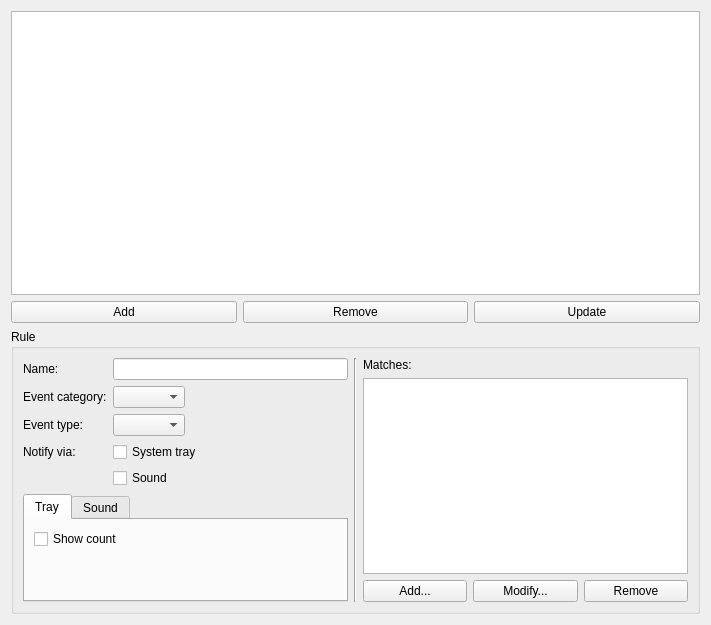
Old version of the form src/plugins/advancednotifications/notificationruleswidget.ui in the repository 0xd34df00d/leechcraft.
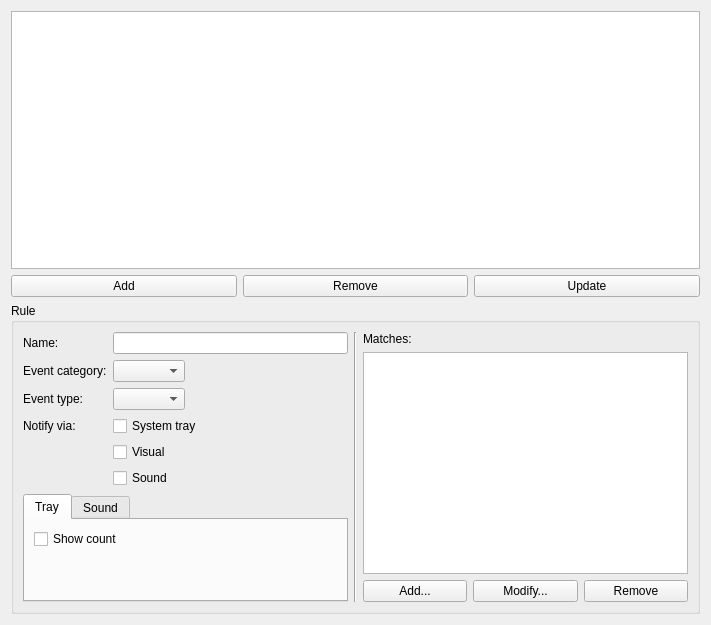
New version of the form.

Commit message: AN: save/load settings.

The edit to the form file:
```diff
--- a/src/plugins/advancednotifications/notificationruleswidget.ui
+++ b/src/plugins/advancednotifications/notificationruleswidget.ui
@@ -96,7 +96,7 @@
             </property>
            </widget>
           </item>
-          <item row="4" column="1">
+          <item row="5" column="1">
            <widget class="QCheckBox" name="NotifySound_">
             <property name="text">
              <string>Sound</string>
@@ -106,6 +106,13 @@
           <item row="2" column="1">
            <widget class="QComboBox" name="EventType_"/>
           </item>
+          <item row="4" column="1">
+           <widget class="QCheckBox" name="NotifyVisual_">
+            <property name="text">
+             <string>Visual</string>
+            </property>
+           </widget>
+          </item>
          </layout>
         </item>
         <item>
```
The commit also changes 2 other files.
